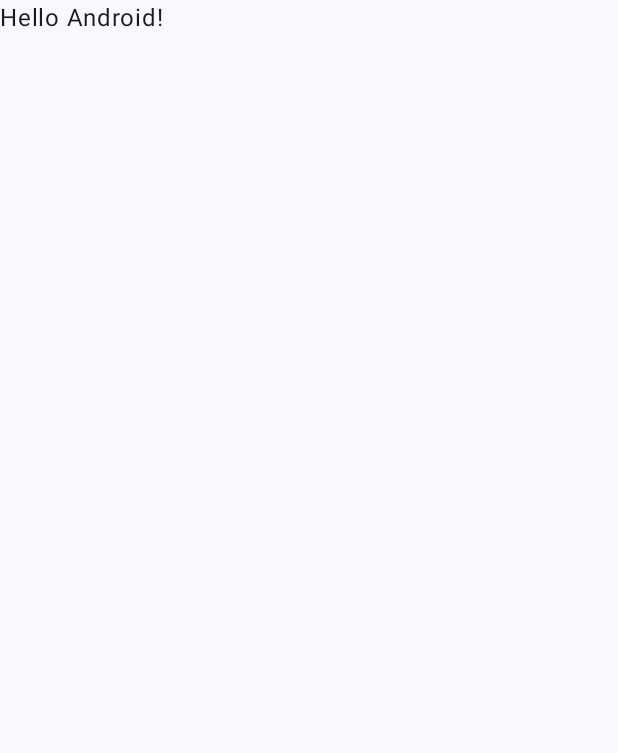
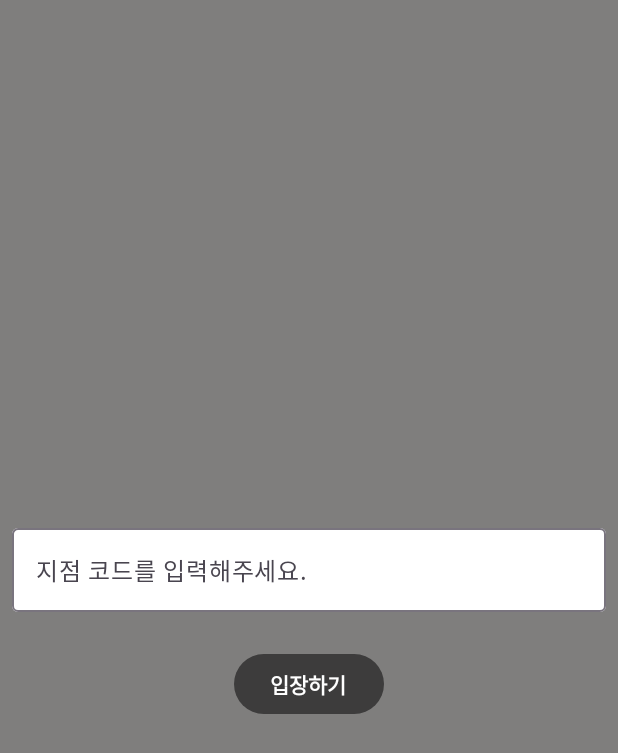
Before and after one commit to SaangMin/new-hint-app, an Android app built with Jetpack Compose: the screen it shows after launch (MainActivity), on a phone screen of 412 x 824 dp. Before the commit the part shown is almost empty. Shown: the top 753 px of the screen. Run offline under Robolectric (Android 15) with nearby library versions, the light colour scheme and no system bars.

Commit message:
로그인 스크린 설계

```diff
--- a/app/src/main/java/com/skysmyoo/new_hint_app/MainActivity.kt
+++ b/app/src/main/java/com/skysmyoo/new_hint_app/MainActivity.kt
@@ -3,44 +3,34 @@ package com.skysmyoo.new_hint_app
 import android.os.Bundle
 import androidx.activity.ComponentActivity
 import androidx.activity.compose.setContent
-import androidx.compose.foundation.layout.fillMaxSize
-import androidx.compose.material3.MaterialTheme
-import androidx.compose.material3.Surface
-import androidx.compose.material3.Text
 import androidx.compose.runtime.Composable
-import androidx.compose.ui.Modifier
-import androidx.compose.ui.tooling.preview.Preview
-import com.skysmyoo.new_hint_app.ui.theme.NewhintappTheme
+import androidx.navigation.compose.NavHost
+import androidx.navigation.compose.composable
+import androidx.navigation.compose.rememberNavController
+import com.skysmyoo.new_hint_app.ui.LoginScreen
 
 class MainActivity : ComponentActivity() {
     override fun onCreate(savedInstanceState: Bundle?) {
         super.onCreate(savedInstanceState)
         setContent {
-            NewhintappTheme {
-                // A surface container using the 'background' color from the theme
-                Surface(
-                    modifier = Modifier.fillMaxSize(),
-                    color = MaterialTheme.colorScheme.background
-                ) {
-                    Greeting("Android")
-                }
-            }
+            Navigation()
         }
     }
 }
 
 @Composable
-fun Greeting(name: String, modifier: Modifier = Modifier) {
-    Text(
-        text = "Hello $name!",
-        modifier = modifier
-    )
-}
+fun Navigation(
 
-@Preview(showBackground = true)
-@Composable
-fun GreetingPreview() {
-    NewhintappTheme {
-        Greeting("Android")
+) {
+    val navController = rememberNavController()
+
+    NavHost(
+        navController = navController,
+        startDestination = "login"
+    ) {
+        composable("login") {
+            LoginScreen(navController)
+        }
+
     }
 }
--- /dev/null
+++ b/app/src/main/java/com/skysmyoo/new_hint_app/ui/LoginScreen.kt
@@ -0,0 +1,83 @@
+@file:OptIn(ExperimentalMaterial3Api::class, ExperimentalComposeUiApi::class)
+
+package com.skysmyoo.new_hint_app.ui
+
+import androidx.compose.foundation.background
+import androidx.compose.foundation.layout.Arrangement
+import androidx.compose.foundation.layout.Column
+import androidx.compose.foundation.layout.Spacer
+import androidx.compose.foundation.layout.fillMaxSize
+import androidx.compose.foundation.layout.fillMaxWidth
+import androidx.compose.foundation.layout.height
+import androidx.compose.foundation.layout.padding
+import androidx.compose.foundation.layout.wrapContentHeight
+import androidx.compose.foundation.text.KeyboardActions
+import androidx.compose.foundation.text.KeyboardOptions
+import androidx.compose.material3.Button
+import androidx.compose.material3.ButtonDefaults
+import androidx.compose.material3.ExperimentalMaterial3Api
+import androidx.compose.material3.OutlinedTextField
+import androidx.compose.material3.Text
+import androidx.compose.material3.TextFieldDefaults
+import androidx.compose.runtime.Composable
+import androidx.compose.runtime.mutableStateOf
+import androidx.compose.runtime.saveable.rememberSaveable
+import androidx.compose.ui.Alignment
+import androidx.compose.ui.ExperimentalComposeUiApi
+import androidx.compose.ui.Modifier
+import androidx.compose.ui.graphics.Color
+import androidx.compose.ui.platform.LocalSoftwareKeyboardController
+import androidx.compose.ui.text.font.FontWeight
+import androidx.compose.ui.text.input.ImeAction
+import androidx.compose.ui.text.input.KeyboardType
+import androidx.compose.ui.unit.dp
+import androidx.navigation.NavController
+import com.skysmyoo.new_hint_app.ui.theme.MainColor
+import com.skysmyoo.new_hint_app.ui.theme.ServeColor
+
+@Composable
+fun LoginScreen(navController: NavController) {
+
+    val inputHintCode = rememberSaveable { mutableStateOf("") }
+    val keyboardController = LocalSoftwareKeyboardController.current
+
+    Column(
+        modifier = Modifier
+            .fillMaxSize()
+            .background(ServeColor),
+        horizontalAlignment = Alignment.CenterHorizontally,
+        verticalArrangement = Arrangement.Center
+    ) {
+
+        OutlinedTextField(
+            value = inputHintCode.value,
+            placeholder = { Text(text = "지점 코드를 입력해주세요.") },
+            colors = TextFieldDefaults.outlinedTextFieldColors(
+                containerColor = Color.White
+            ),
+            onValueChange = { inputHintCode.value = it },
+            modifier = Modifier
+                .padding(8.dp)
+                .wrapContentHeight()
+                .fillMaxWidth(),
+            keyboardOptions = KeyboardOptions(
+                keyboardType = KeyboardType.Text,
+                imeAction = ImeAction.Done,
+            ),
+            keyboardActions = KeyboardActions(onDone = {
+                keyboardController?.hide()
+            }),
+            maxLines = 1,
+        )
+
+        Spacer(modifier = Modifier.height(16.dp))
+
+        Button(
+            onClick = {
+            },
+            colors = ButtonDefaults.buttonColors(MainColor)
+        ) {
+            Text(text = "입장하기", color = Color.White, fontWeight = FontWeight.Bold)
+        }
+    }
+}
```
